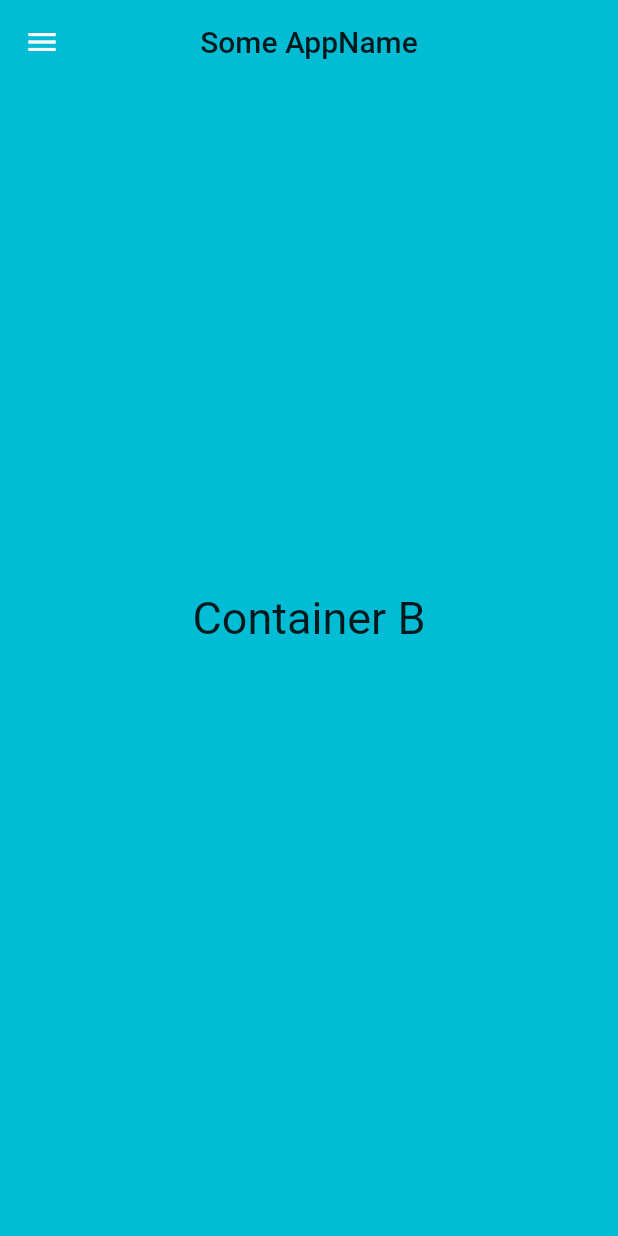
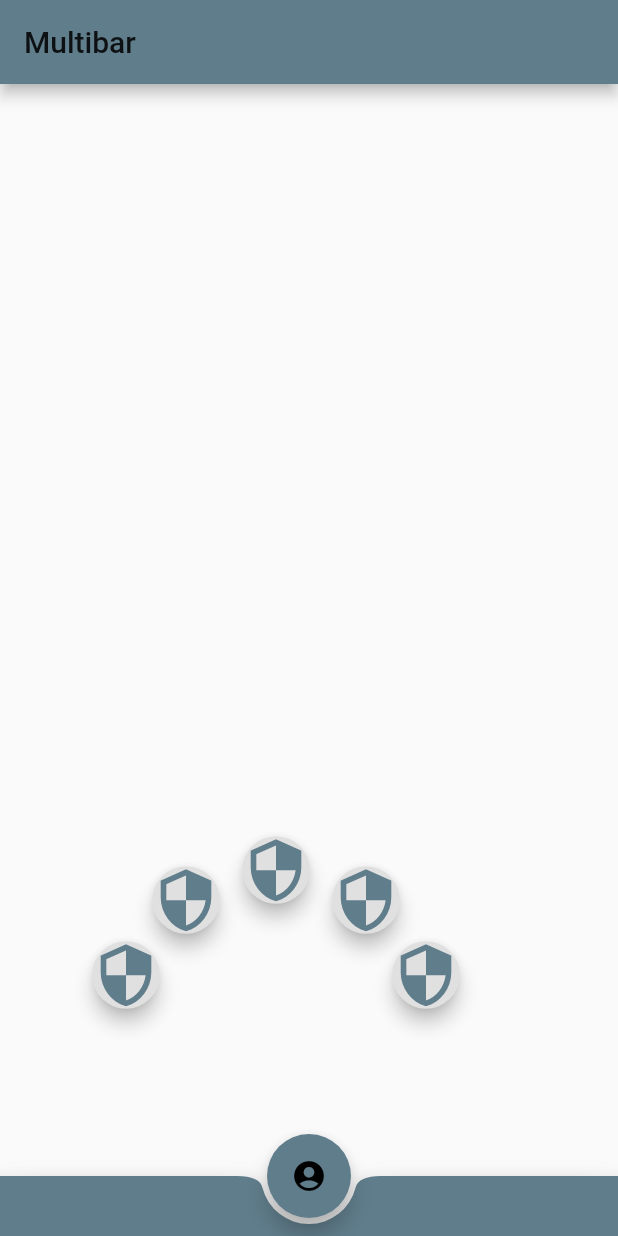
Before and after one commit to nemrosim/flutter-animation-basics, a Flutter app: the screen it shows after launch, on a phone screen of 412 x 824 dp. Run offline on Flutter 3.47's test engine with Material 2 defaults, Android fonts, the phone set to English and light mode, and no system bars.

Commit message:
add multibar

```diff
--- a/lib/main.dart
+++ b/lib/main.dart
@@ -7,8 +7,10 @@ import 'package:animationapp/routes/implicit/anim_padding.dart';
 import 'package:animationapp/routes/implicit/tween_anim.dart';
 import 'package:animationapp/widgets/custom-drawer-v2.dart';
 import 'package:animationapp/widgets/custom_drawer.dart';
+import 'package:animationapp/widgets/flights-stepper.dart';
 import 'package:flutter/material.dart';
 
+import 'widgets/multibar.dart';
 import 'widgets/raised_app_button.dart';
 
 void main() => runApp(MyApp());
@@ -24,7 +26,9 @@ class MyApp extends StatelessWidget {
       ),
 //      home: MyHomePage(title: 'Flutter Animations'),
 //      home: CustomDrawer(),
-      home: CustomDrawer_V2(),
+//      home: CustomDrawer_V2(),
+      home: Multibar(),
+//      home: FlightsStepper(),
       routes: {
         '/${MAIN_ROUTES.IMPLICIT}': (context) => ImplicitAnimationRoute(),
         '/${MAIN_ROUTES.IMPLICIT}/${IMPLICIT_ROUTES.CONTAINER}': (context) =>
--- /dev/null
+++ b/lib/widgets/multibar.dart
@@ -0,0 +1,221 @@
+import 'package:flutter/material.dart';
+
+class Multibar extends StatefulWidget {
+  @override
+  _MultibarState createState() => _MultibarState();
+}
+
+class _MultibarState extends State<Multibar>
+    with SingleTickerProviderStateMixin {
+  AnimationController animationController;
+
+  @override
+  void initState() {
+    super.initState();
+    animationController = AnimationController(
+      vsync: this,
+      duration: Duration(milliseconds: 400),
+    );
+  }
+
+  @override
+  Widget build(BuildContext context) {
+    return Scaffold(
+      appBar: AppBar(
+        title: Text("Multibar"),
+        backgroundColor: Colors.blueGrey,
+      ),
+      body: Container(
+        width: MediaQuery.of(context).size.width,
+        child: Stack(
+          children: <Widget>[
+            StackWidget(animationController),
+          ],
+        ),
+      ),
+      floatingActionButton: FloatingActionButton(
+        backgroundColor: Colors.blueGrey,
+        onPressed: () {
+          if (animationController.value == 0) {
+            animationController.forward(from: 0);
+          } else {
+            animationController.animateBack(0);
+          }
+        },
+        child: Icon(Icons.account_circle),
+      ),
+      floatingActionButtonLocation: FloatingActionButtonLocation.centerDocked,
+      bottomNavigationBar: BottomAppBar(
+        color: Colors.blueGrey,
+        shape: const CircularNotchedRectangle(),
+        child: Container(
+          height: 40.0,
+        ),
+      ),
+    );
+  }
+}
+
+class StackWidget extends StatefulWidget {
+  AnimationController animationController;
+
+  StackWidget(this.animationController);
+
+  @override
+  _StackWidgetState createState() => _StackWidgetState();
+}
+
+class _StackWidgetState extends State<StackWidget> {
+  double _iconSize = 65.0;
+  Animation delayedAnimation;
+
+  @override
+  void initState() {
+    super.initState();
+  }
+
+  double moveTo(double value) {
+    return value * widget.animationController.value;
+  }
+
+  @override
+  Widget build(BuildContext context) {
+    double rightCenter = MediaQuery.of(context).size.width / 2 - _iconSize / 2;
+    double bottomCenter = -_iconSize / 2;
+
+    delayedAnimation = Tween(begin: rightCenter, end: bottomCenter).animate(
+      CurvedAnimation(
+        parent: widget.animationController,
+        curve: Interval(
+          0.5,
+          1.0,
+          curve: Curves.fastOutSlowIn,
+        ),
+      ),
+    );
+
+    double start = 610;
+    double right = 140;
+    return AnimatedBuilder(
+        animation: widget.animationController,
+        builder: (context, _) {
+          return Stack(
+            children: <Widget>[
+              MovableIcon(
+                right: right,
+                left: start,
+                rightEnd: 100,
+                leftEnd: 40,
+                animation: Tween(begin: 1.0, end: 0.0).animate(
+                  CurvedAnimation(
+                    parent: widget.animationController,
+                    curve: Interval(
+                      0.60,
+                      1.0,
+                      curve: Curves.fastOutSlowIn,
+                    ),
+                  ),
+                ),
+              ),
+              MovableIcon(
+                right: right,
+                left: start,
+                rightEnd: 60,
+                leftEnd: 90,
+                animation: Tween(begin: 1.0, end: 0.0).animate(
+                  CurvedAnimation(
+                    parent: widget.animationController,
+                    curve: Interval(
+                      0.45,
+                      1.0,
+                      curve: Curves.fastOutSlowIn,
+                    ),
+                  ),
+                ),
+              ),
+              MovableIcon(
+                right: right,
+                left: start,
+                rightEnd: 0,
+                leftEnd: 110,
+                animation: Tween(begin: 1.0, end: 0.0).animate(
+                  CurvedAnimation(
+                    parent: widget.animationController,
+                    curve: Interval(
+                      0.30,
+                      1.0,
+                      curve: Curves.fastOutSlowIn,
+                    ),
+                  ),
+                ),
+              ),
+              MovableIcon(
+                right: right,
+                left: start,
+                rightEnd: -60,
+                leftEnd: 90,
+                animation: Tween(begin: 1.0, end: 0.0).animate(
+                  CurvedAnimation(
+                    parent: widget.animationController,
+                    curve: Interval(
+                      0.15,
+                      1.0,
+                      curve: Curves.fastOutSlowIn,
+                    ),
+                  ),
+                ),
+              ),
+              MovableIcon(
+                right: right,
+                left: start,
+                rightEnd: -100,
+                leftEnd: 40,
+                animation: Tween(begin: 1.0, end: 0.0).animate(
+                  CurvedAnimation(
+                    parent: widget.animationController,
+                    curve: Interval(
+                      0.0,
+                      1.0,
+                      curve: Curves.fastOutSlowIn,
+                    ),
+                  ),
+                ),
+              )
+            ],
+          );
+        });
+  }
+}
+
+class MovableIcon extends StatelessWidget {
+  double right;
+  double left;
+
+  double rightEnd;
+  double leftEnd;
+
+  Animation animation;
+
+  MovableIcon(
+      {this.right, this.left, this.rightEnd, this.leftEnd, this.animation});
+
+  @override
+  Widget build(BuildContext context) {
+    double iconSize = 45.0;
+
+    return Transform(
+      transform: Matrix4.translationValues(right - rightEnd * animation.value,
+          left - leftEnd * animation.value, 0),
+      child: RaisedButton(
+        onPressed: () {},
+        shape: CircleBorder(),
+        elevation: 5 * animation.value,
+        child: Icon(
+          Icons.security,
+          color: Colors.blueGrey,
+          size: iconSize,
+        ),
+      ),
+    );
+  }
+}
```
Also changed, not shown: lib/widgets/flights-stepper.dart (added, +402 -0 lines).
